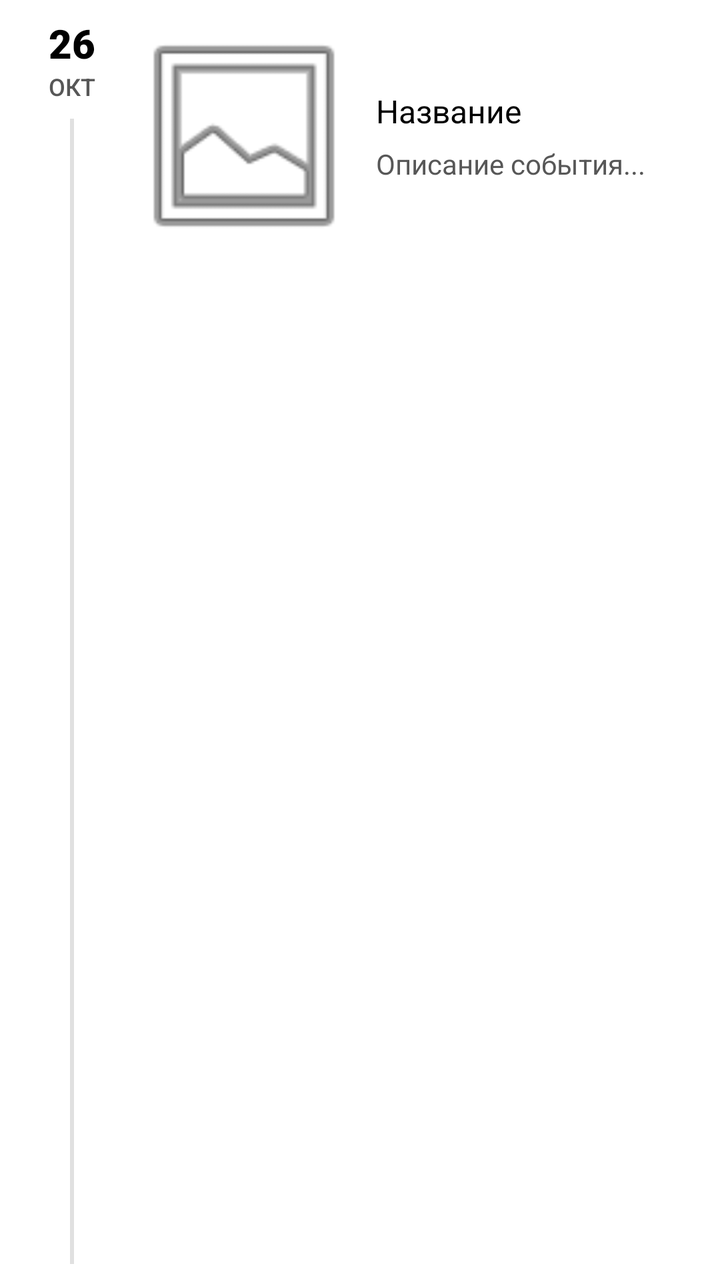
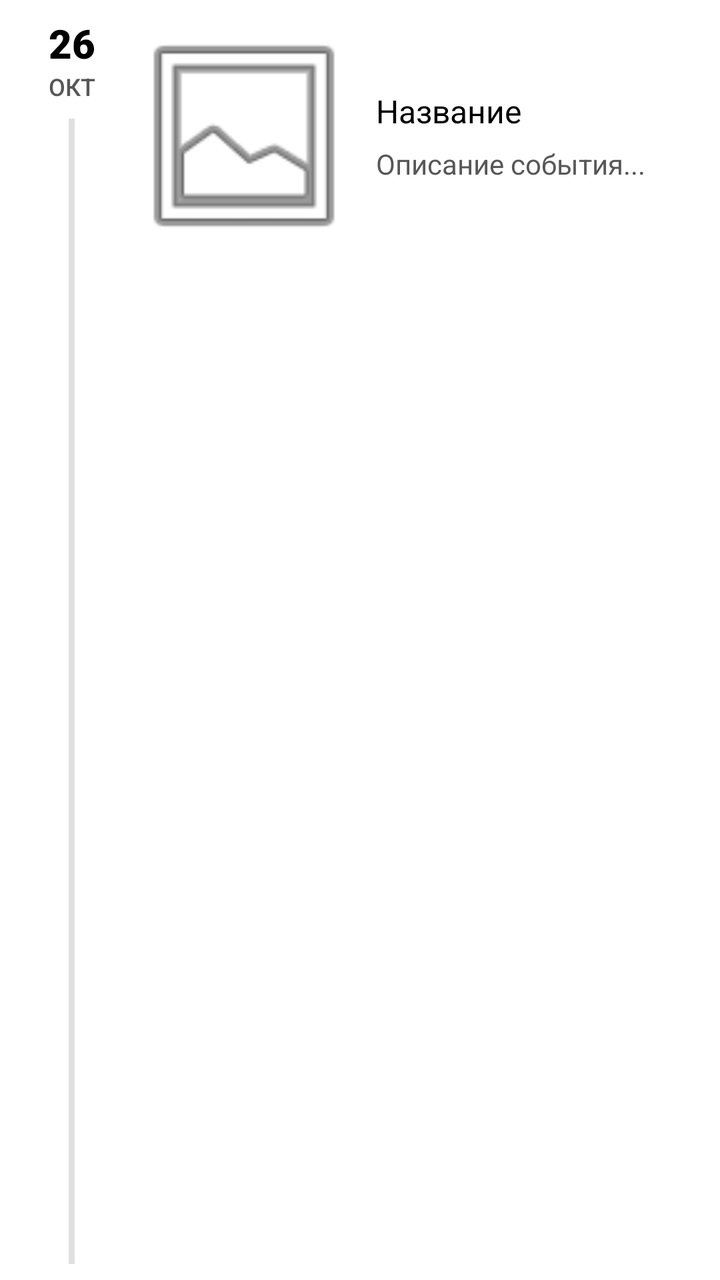

Compare the two renders of this Android layout. The source of the first and the diff that turns it into the second are given below.
<!-- AndroidManifest.xml: application theme Theme.App.Starting -->
<!-- res/layout/item_album.xml -->
<?xml version="1.0" encoding="utf-8"?>
<LinearLayout xmlns:android="http://schemas.android.com/apk/res/android"
    xmlns:app="http://schemas.android.com/apk/res-auto"
    android:layout_width="match_parent"
    android:layout_height="wrap_content"
    android:orientation="horizontal"
    android:paddingHorizontal="16dp"
    android:paddingVertical="8dp"
    android:background="?attr/selectableItemBackground"> 

    
    <LinearLayout
        android:layout_width="56dp"
        android:layout_height="match_parent"
        android:gravity="center_horizontal"
        android:orientation="vertical"
        android:paddingEnd="16dp">

        <TextView
            android:id="@+id/tvDay"
            android:layout_width="wrap_content"
            android:layout_height="wrap_content"
            android:text="26"
            android:textColor="@color/text_primary"
            android:textSize="20sp"
            android:fontFamily="sans-serif-black"
            android:textStyle="bold" />

        <TextView
            android:id="@+id/tvMonth"
            android:layout_width="wrap_content"
            android:layout_height="wrap_content"
            android:text="ОКТ"
            android:textColor="@color/text_secondary"
            android:textSize="12sp"
            android:textAllCaps="true"
            android:fontFamily="sans-serif-medium"/>

        
        <View
            android:layout_width="2dp"
            android:layout_height="match_parent"
            android:layout_marginTop="8dp"
            android:background="#E0E0E0" />
    </LinearLayout>

    
    <androidx.cardview.widget.CardView
        android:layout_width="match_parent"
        android:layout_height="120dp"
        app:cardCornerRadius="16dp"
        app:cardElevation="3dp"
        app:cardBackgroundColor="@color/white"
        android:layout_marginBottom="4dp">

        <LinearLayout
            android:layout_width="match_parent"
            android:layout_height="match_parent"
            android:orientation="horizontal">

            
            <ImageView
                android:id="@+id/ivTimelineImage"
                android:layout_width="100dp"
                android:layout_height="match_parent"
                android:scaleType="centerCrop"
                android:src="@android:drawable/ic_menu_gallery" />

            <LinearLayout
                android:layout_width="match_parent"
                android:layout_height="match_parent"
                android:orientation="vertical"
                android:padding="16dp"
                android:gravity="center_vertical">

                <TextView
                    android:id="@+id/tvTimelineTitle"
                    android:layout_width="match_parent"
                    android:layout_height="wrap_content"
                    android:text="Название"
                    android:textColor="@color/text_primary"
                    android:fontFamily="sans-serif-bold"
                    android:textSize="16sp"
                    android:ellipsize="end"
                    android:maxLines="1"/>

                <TextView
                    android:id="@+id/tvTimelineDesc"
                    android:layout_width="match_parent"
                    android:layout_height="wrap_content"
                    android:layout_marginTop="6dp"
                    android:text="Описание события..."
                    android:textColor="@color/text_secondary"
                    android:textSize="14sp"
                    android:ellipsize="end"
                    android:maxLines="2"/>
            </LinearLayout>
        </LinearLayout>
    </androidx.cardview.widget.CardView>

</LinearLayout>
<!-- resources referenced by this layout -->
<resources>
  <color name="text_primary">#000000</color>
  <color name="text_secondary">#575757</color>
  <color name="white">#FFFFFF</color>
  <style name="Theme.App.Starting" parent="Theme.SplashScreen">
          <item name="windowSplashScreenBackground">@android:color/white</item>
          <item name="windowSplashScreenAnimatedIcon">@drawable/splash_icon</item>
          <item name="windowSplashScreenAnimationDuration">1000</item>
          <item name="postSplashScreenTheme">@style/Theme.OurMemories</item>
      </style>
  <!-- drawable splash_icon: png bitmap (drawable, 316944 bytes) -->
  <style name="Theme.OurMemories" parent="Base.Theme.OurMemories" />
  <style name="Base.Theme.OurMemories" parent="Theme.Material3.DayNight.NoActionBar">
          <item name="colorPrimary">@color/primary_lavender</item>
          <item name="colorOnPrimary">@color/white</item>
  
          <item name="android:windowBackground">@color/background_light</item>
          <item name="colorSurface">@color/white</item>
          <item name="colorOnSurface">@color/text_primary</item>
          <item name="colorOnBackground">@color/text_primary</item>
  
          <item name="android:textColorPrimary">@color/text_primary</item>
          <item name="android:textColorSecondary">@color/text_secondary</item>
      </style>
  <color name="primary_lavender">#9C27B0</color>
  <color name="background_light">#F5F5F7</color>
</resources>

<!-- the commit's change to res/layout/item_album.xml (unified diff, before → after) -->
@@ -38,7 +38,7 @@
 
         
         <View
-            android:layout_width="2dp"
+            android:layout_width="3dp"
             android:layout_height="match_parent"
             android:layout_marginTop="8dp"
             android:background="#E0E0E0" />
